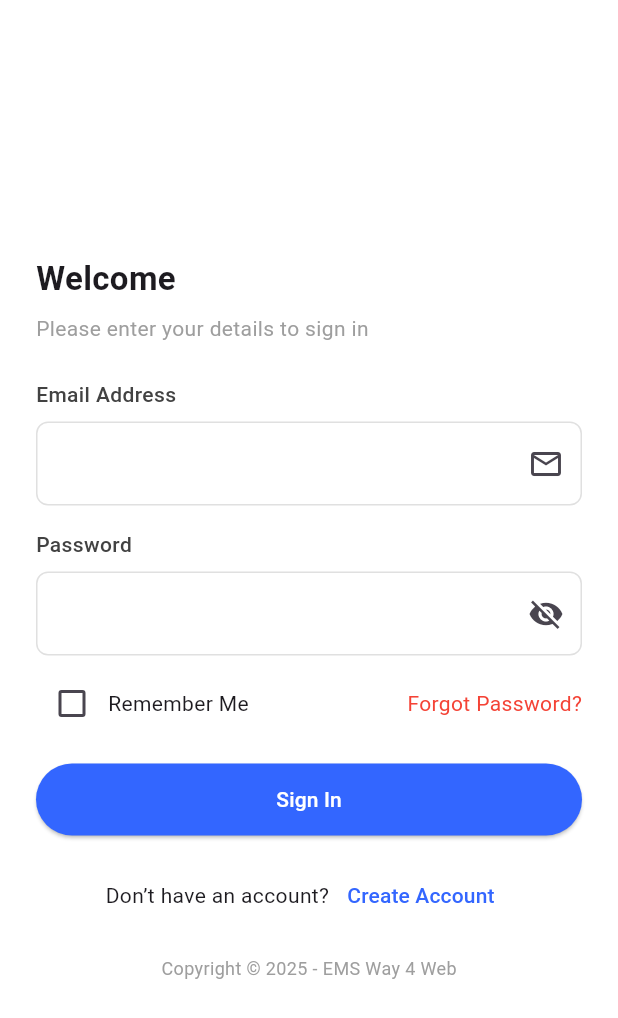
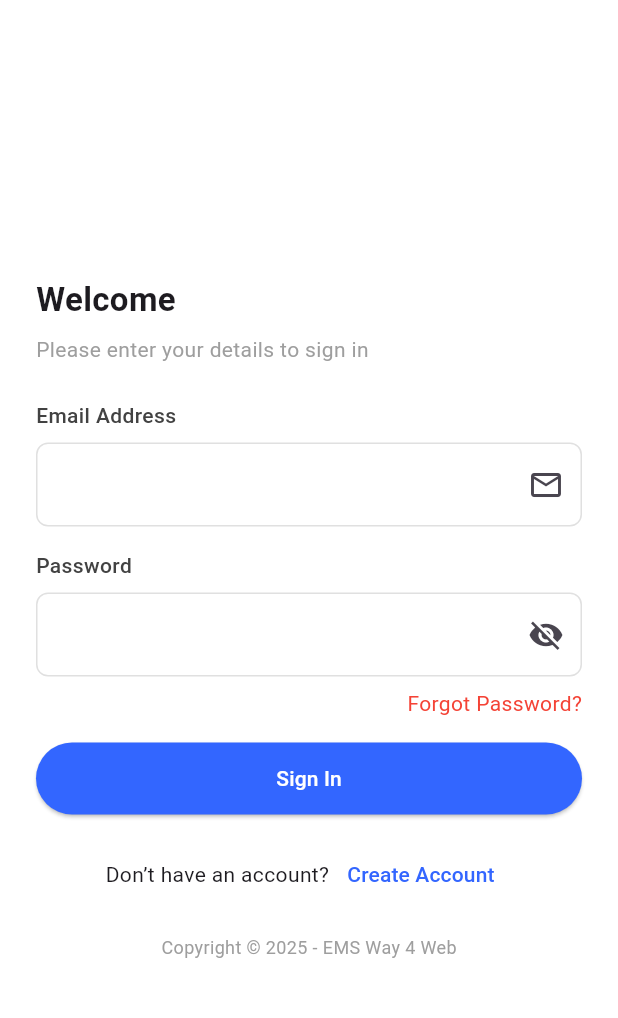
Before and after one commit to Way4Web/ems_project, a Flutter app: the screen it shows after launch, on a phone screen of 412 x 824 dp. Shown: the top 1018 px of the screen. Run offline on Flutter 3.47's test engine with Material 3 defaults, Android fonts, the light colour scheme and no system bars; our stand-ins replace flutter_riverpod, intl_phone_field.

Commit message:
First Session

```diff
--- a/lib/presentation/signin_screen.dart
+++ b/lib/presentation/signin_screen.dart
@@ -165,29 +165,30 @@ class _SignInScreenState extends ConsumerState<SignInScreen> {
                       Row(
                         mainAxisAlignment: MainAxisAlignment.spaceBetween,
                         children: [
-                          Row(
-                            children: [
-                              Checkbox(
-                                value: _rememberMe,
-                                activeColor: CommonColor.kbuttonColor,
-                                onChanged: (value) {
-                                  setState(() {
-                                    _rememberMe = value ?? false;
-                                  });
-                                },
-                              ),
-                              const Text('Remember Me'),
-                            ],
-                          ),
-                          GestureDetector(
-                            onTap: () {
-                              // Forgot Password Logic
-                            },
-                            child: const Text(
+                          // Row(
+                          //   children: [
+                          //     // Checkbox(
+                          //     //   value: _rememberMe,
+                          //     //   activeColor: CommonColor.kbuttonColor,
+                          //     //   onChanged: (value) {
+                          //     //     setState(() {
+                          //     //       _rememberMe = value ?? false;
+                          //     //     });
+                          //     //   },
+                          //     // ),
+                          //     // const Text('Remember Me'),
+                          //   ],
+                          // ),
+                          // GestureDetector(
+                          //   onTap: () {
+                          //     // Forgot Password Logic
+                          //   },
+                            Container(),
+                             const Text(
                               'Forgot Password?',
                               style: TextStyle(color: Colors.red),
                             ),
-                          ),
+
                         ],
                       ),
                       const SizedBox(height: 16),
```
